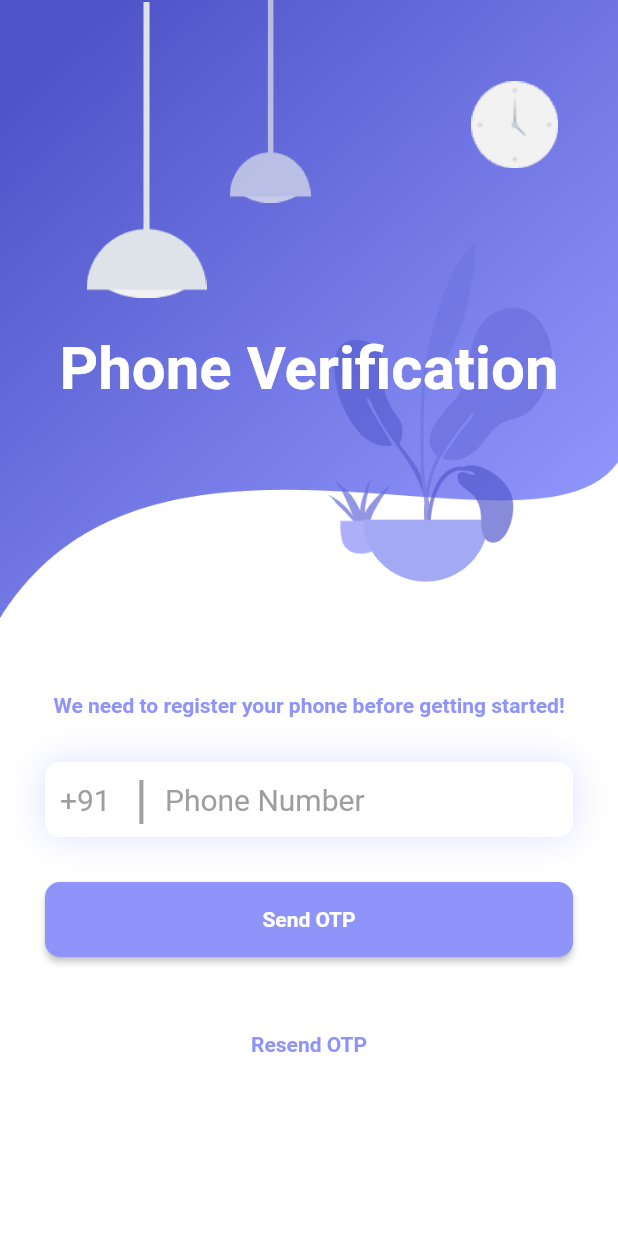
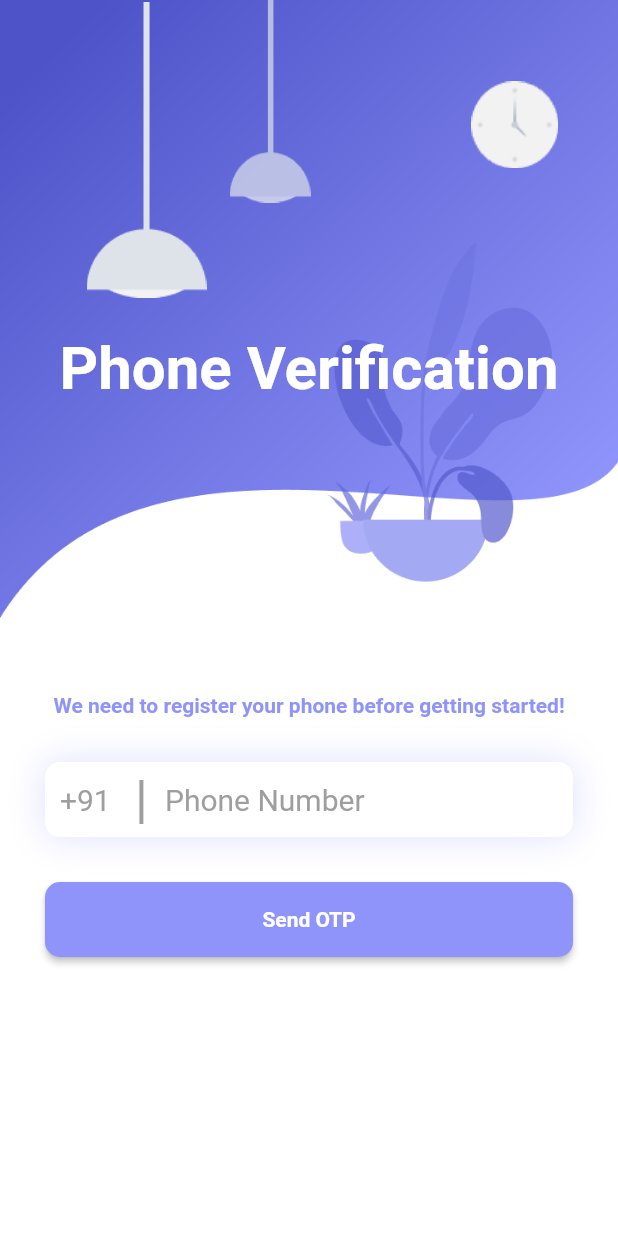
Before and after one commit to anushasharma384/nith_app, a Flutter app: the screen it shows after launch, on a phone screen of 412 x 824 dp. Run offline on Flutter 3.47's test engine with Material 2 defaults, Android fonts, the phone set to English and light mode, and no system bars; our stand-ins replace firebase_auth, firebase_core, pinput; accounts and stored records are empty.

Commit message:
Resend Otp Button Fixed

```diff
--- a/nith_app/lib/phone_no.dart
+++ b/nith_app/lib/phone_no.dart
@@ -180,14 +180,7 @@ class _PhonePageState extends State<PhonePage> {
                               borderRadius: BorderRadius.circular(10))),
                     ),
                   ),
-                  SizedBox(height: 50),
-                  Text(
-                    "Resend OTP",
-                    style: TextStyle(
-                      color: Color.fromRGBO(143, 148, 251, 1),
-                      fontWeight: FontWeight.bold,
-                    ),
-                  )
+                  SizedBox(height: 50)
                 ],
               ),
             )
```
